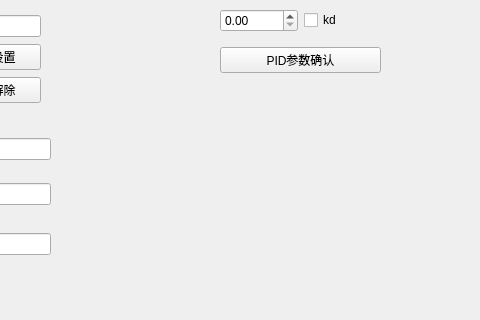
Before: the Qt Designer form uavcan/MotorAsst/ui/main.ui in zagerx/ProtocolV4, drawn with Qt 5; both pictures show x 320 to 800 and y 96 to 416 of the 800 by 600 pixel window.
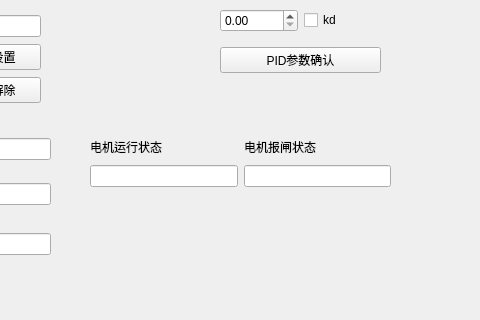
After: the same form once the commit is applied.

Commit message: UI增加电机状态显示

The edit to the form file:
```diff
--- a/uavcan/MotorAsst/ui/main.ui
+++ b/uavcan/MotorAsst/ui/main.ui
@@ -413,6 +413,46 @@
      </item>
     </layout>
    </widget>
+   <widget class="QWidget" name="horizontalLayoutWidget">
+    <property name="geometry">
+     <rect>
+      <x>410</x>
+      <y>230</y>
+      <width>301</width>
+      <height>53</height>
+     </rect>
+    </property>
+    <layout class="QHBoxLayout" name="horizontalLayout_8">
+     <item>
+      <layout class="QVBoxLayout" name="verticalLayout_7">
+       <item>
+        <widget class="QLabel" name="label">
+         <property name="text">
+          <string>电机运行状态</string>
+         </property>
+        </widget>
+       </item>
+       <item>
+        <widget class="QLineEdit" name="lineEdit_2"/>
+       </item>
+      </layout>
+     </item>
+     <item>
+      <layout class="QVBoxLayout" name="verticalLayout_8">
+       <item>
+        <widget class="QLabel" name="label_2">
+         <property name="text">
+          <string>电机报闸状态</string>
+         </property>
+        </widget>
+       </item>
+       <item>
+        <widget class="QLineEdit" name="lineEdit_3"/>
+       </item>
+      </layout>
+     </item>
+    </layout>
+   </widget>
   </widget>
   <widget class="QStatusBar" name="statusbar"/>
  </widget>
```
The commit also changes 3 other files.
